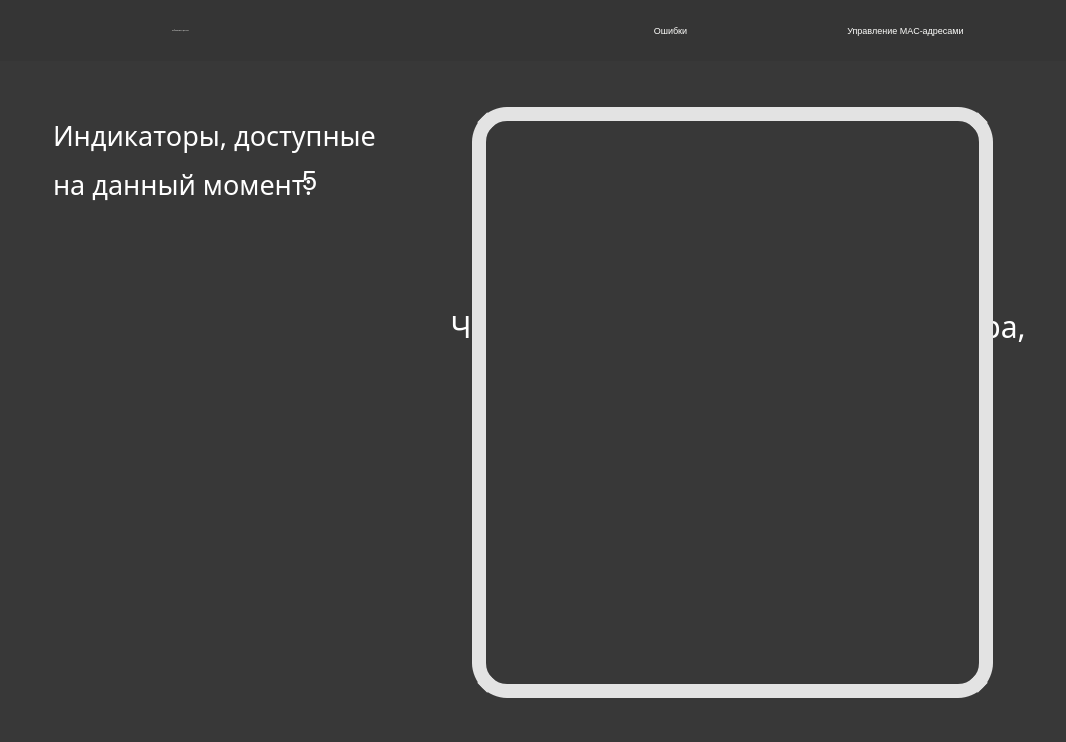
zerotonyq/MTCOLD, file stage/UI/UI_Module/indicator.ui: the form before one commit.
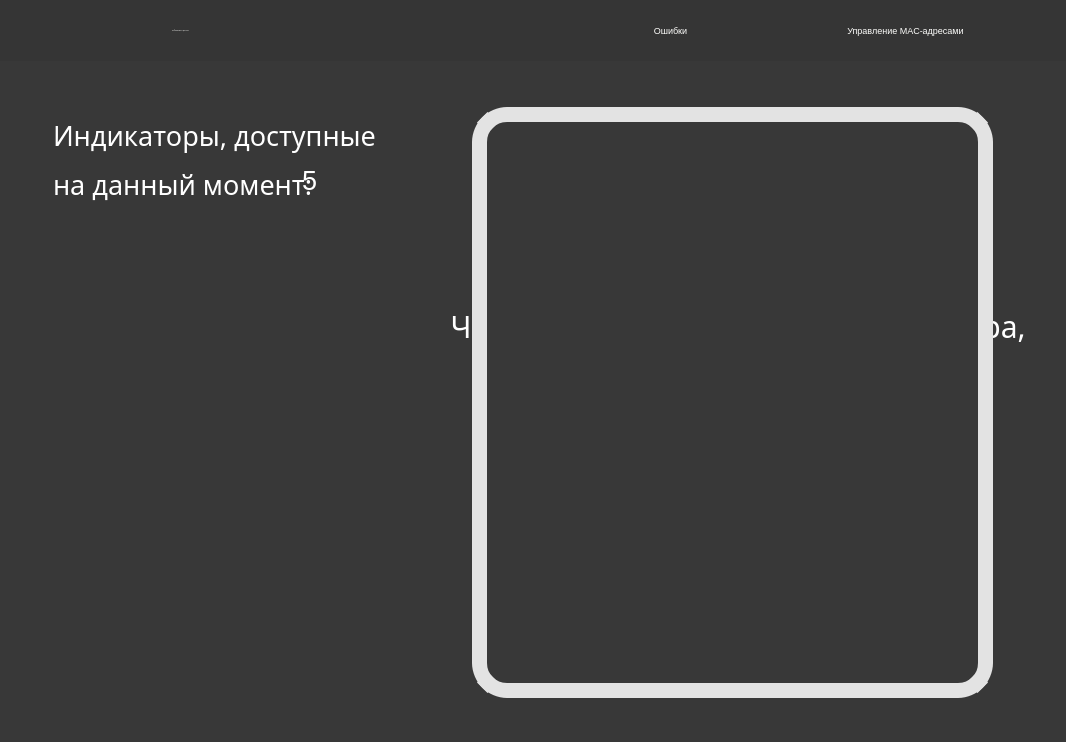
The form after the commit. Icons and pictures are not drawn.

The edit to the form file:
```diff
--- a/stage/UI/UI_Module/indicator.ui
+++ b/stage/UI/UI_Module/indicator.ui
@@ -287,7 +287,7 @@
    <property name="styleSheet">
     <string notr="true">border-style: solid;
 border-color: #E3E3E3;
-border-width: 14px;
+border-width: 15px;
 background-image: url(:/image/resources/img/info_ind_back.png);
 border-radius: 35px; 
 display: flex;
```
